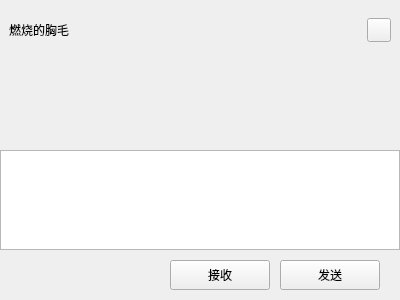
This is ChatOrionClient/chat_page.ui in orionlink/ChatOrion as Qt 5 draws it before an edit. The edited form follows.
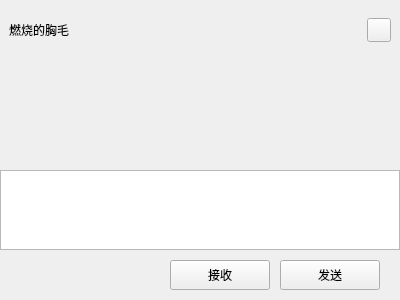
This is the edited form. Custom widgets are drawn as their Qt base class.

Patch:
```diff
--- a/ChatOrionClient/chat_page.ui
+++ b/ChatOrionClient/chat_page.ui
@@ -234,13 +234,13 @@
         <property name="minimumSize">
          <size>
           <width>0</width>
-          <height>100</height>
+          <height>80</height>
          </size>
         </property>
         <property name="maximumSize">
          <size>
           <width>16777215</width>
-          <height>100</height>
+          <height>80</height>
          </size>
         </property>
        </widget>
```
